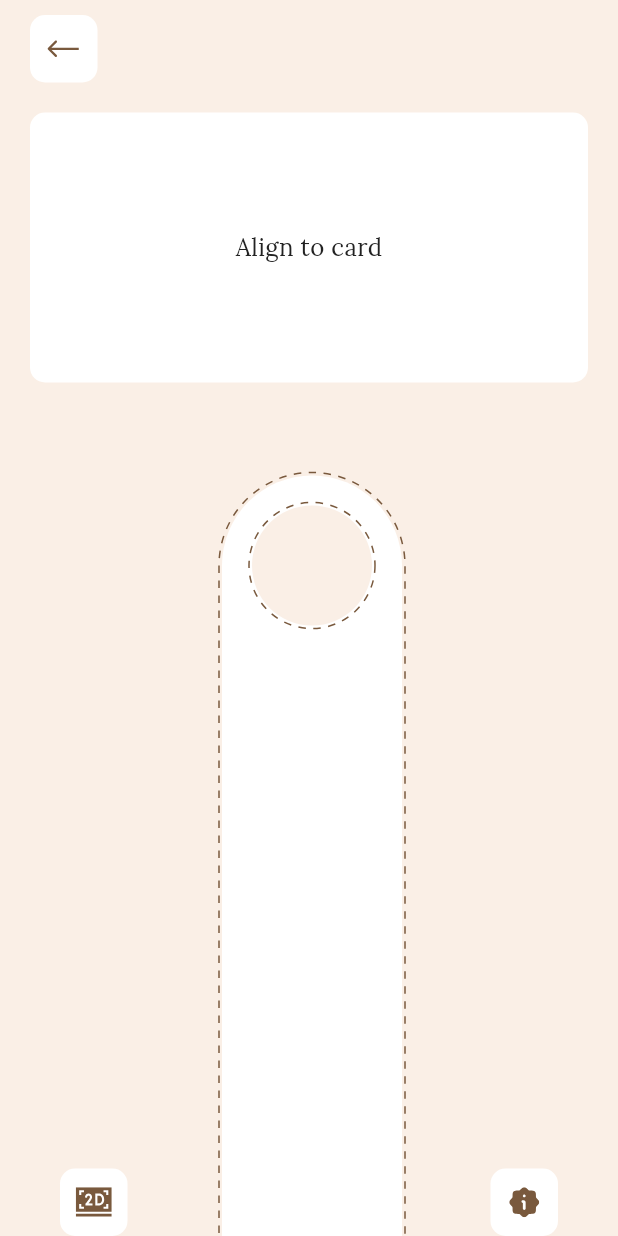
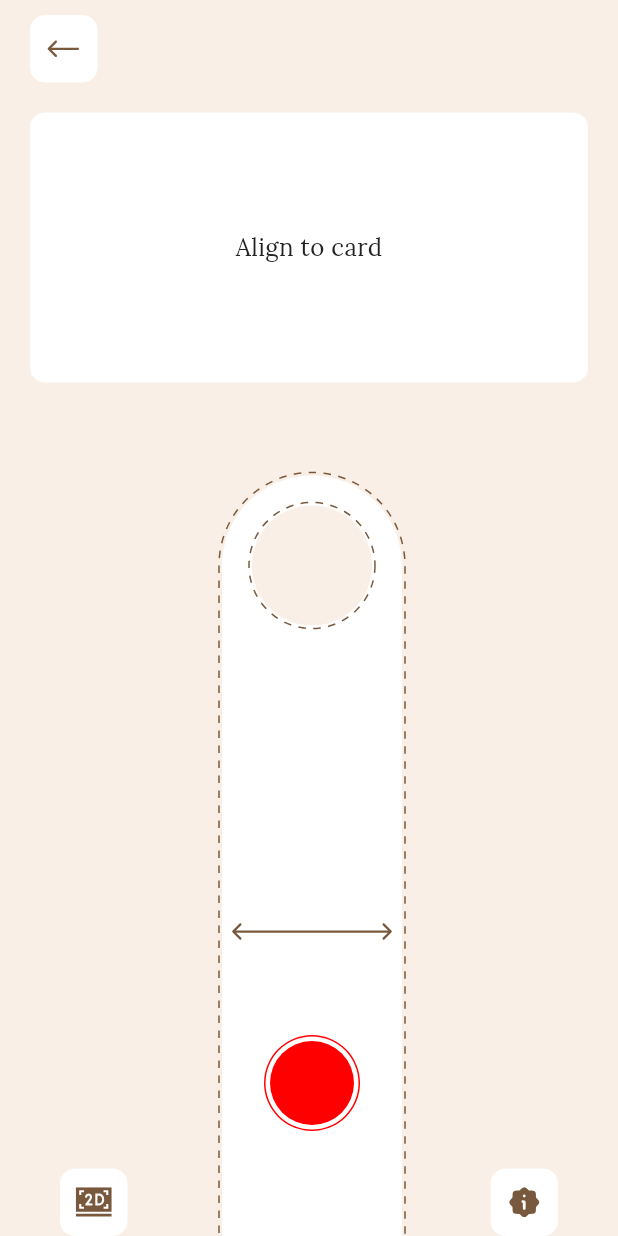
Before and after one commit to s0urav-hald3r/ring_sizer, a Flutter app: the CardDemoPage screen opened directly, on a phone screen of 412 x 824 dp. Run offline on Flutter 3.47's test engine with Material 3 defaults, Android fonts, the phone set to English and light mode, and no system bars; drawn by our look-alikes of dotted_border; our stand-ins replace flutter_svg, get, get_storage, google_fonts, page_transition; accounts and stored records are empty.

Commit message:
card demo page UI complete

```diff
--- a/lib/config/constants.dart
+++ b/lib/config/constants.dart
@@ -30,6 +30,7 @@ const String navURingIcon = 'assets/icons/navURingIcon.svg';
 const String saveIcon = 'assets/icons/saveIcon.svg';
 const String settingsIcon = 'assets/icons/settingsIcon.svg';
 const String exchangeIcon = 'assets/icons/exchangeIcon.svg';
+const String bothArrow = 'assets/icons/bothArrow.svg';
 
 // Images
 const String cardHolder = 'assets/images/cardHolder.png';
--- a/lib/views/card_demo_page.dart
+++ b/lib/views/card_demo_page.dart
@@ -89,6 +89,25 @@ class CardDemoPage extends StatelessWidget {
                                 ),
                               ),
                             ),
+                            Positioned(
+                              top: 300,
+                              child: SvgPicture.asset(bothArrow),
+                            ),
+                            const Positioned(
+                              top: 375,
+                              child: CircleAvatar(
+                                backgroundColor: Color(0xFFFF0000),
+                                radius: 32,
+                                child: CircleAvatar(
+                                  radius: 31,
+                                  backgroundColor: Color(0xFFFFFFFF),
+                                  child: CircleAvatar(
+                                    backgroundColor: Color(0xFFFF0000),
+                                    radius: 28,
+                                  ),
+                                ),
+                              ),
+                            )
                           ]),
                     ),
                     Positioned(
```
Also changed, not shown: assets/icons/bothArrow.svg (added).
